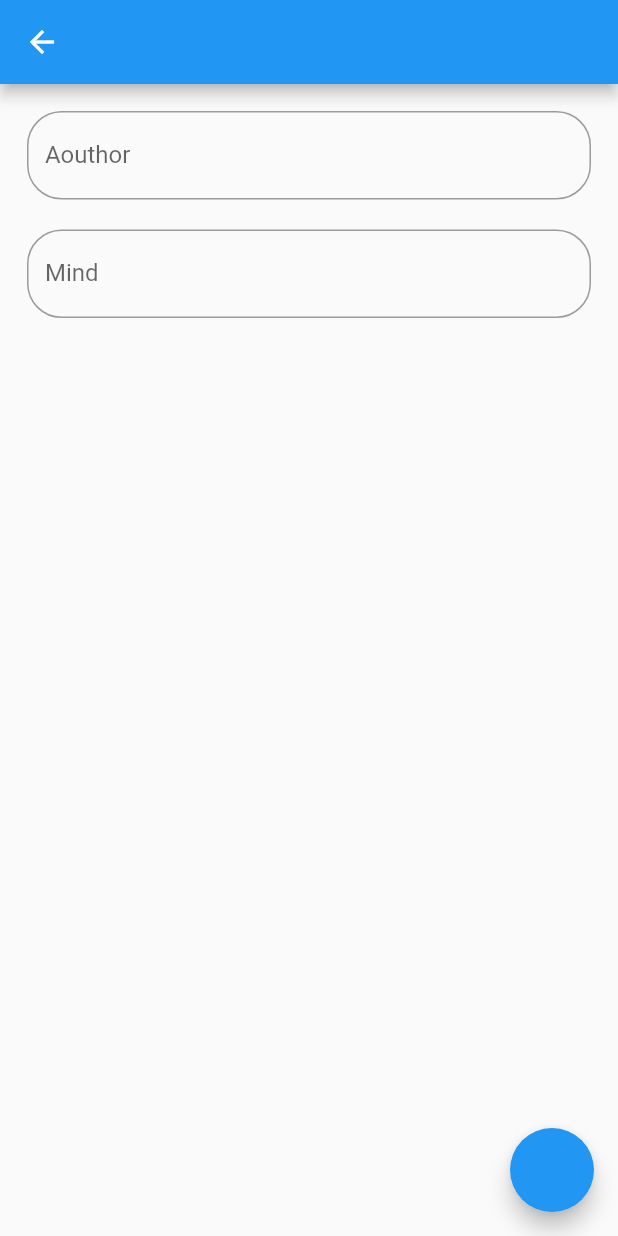
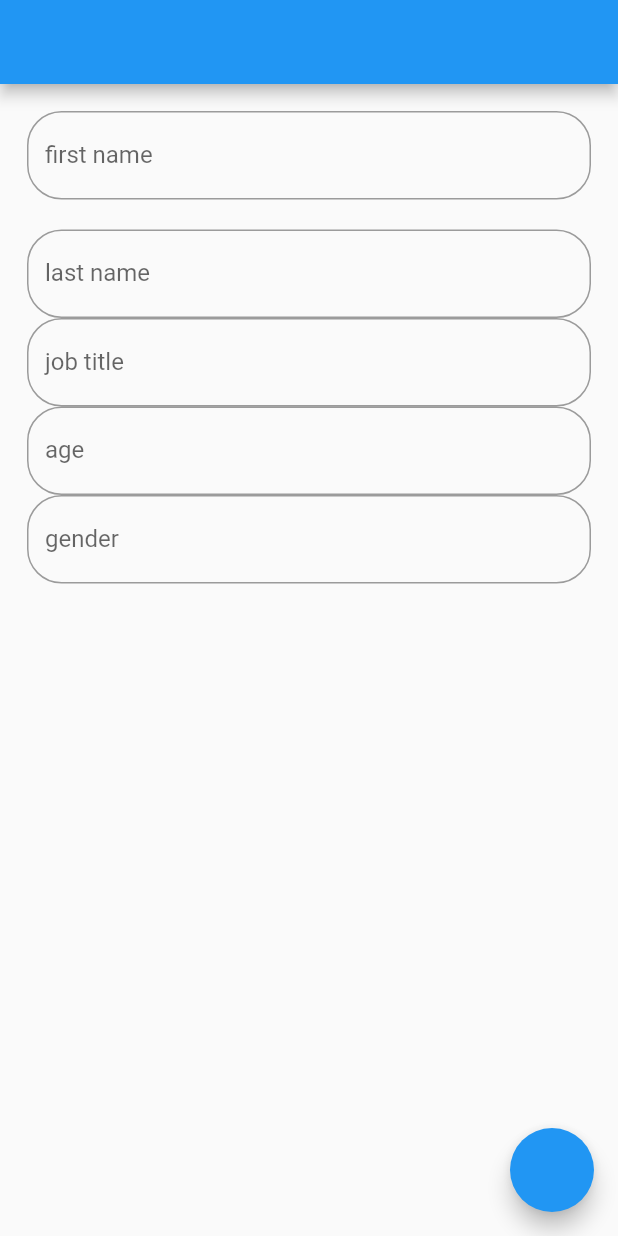
Before and after one commit to abdulatifsaidrasulov927/on_boarding, a Flutter app: the LocalScreen screen opened directly, on a phone screen of 412 x 824 dp. Run offline on Flutter 3.47's test engine with Material 2 defaults, Android fonts, the phone set to English and light mode, and no system bars; our stand-ins replace bloc, equatable, flutter_bloc, sqflite; accounts and stored records are empty.

Commit message:
database user qoshildi

```diff
--- a/lib/bloc/pizza_bloc.dart
+++ b/lib/bloc/pizza_bloc.dart
@@ -11,6 +11,7 @@ class PizzaBloc extends Bloc<PizzaEvent, PizzaState> {
       await Future.delayed(const Duration(seconds: 1));
       emit(const PizzaLoaded(pizza: <PizzaModel>[]));
     });
+
     on<AddedPizza>((event, emit) {
       if (state is PizzaLoaded) {
         final state = this.state as PizzaLoaded;
--- a/lib/main.dart
+++ b/lib/main.dart
@@ -1,24 +1,41 @@
+// import 'package:flutter/material.dart';
+// import 'package:flutter_bloc/flutter_bloc.dart';
+// import 'package:on_boarding/bloc/pizza_bloc.dart';
+
+// import 'package:on_boarding/ui/pizza/pizza_screen.dart';
+
+// void main() {
+//   runApp(const App());
+// }
+
+// class App extends StatelessWidget {
+//   const App({super.key});
+
+//   @override
+//   Widget build(BuildContext context) {
+//     return MultiBlocProvider(providers: [
+//       BlocProvider(
+//         create: (context) => PizzaBloc()..add(loadPizzaCounter()),
+//       )
+//     ], child: const MyApp());
+//   }
+// }
+
+// class MyApp extends StatelessWidget {
+//   const MyApp({super.key});
+
+//   @override
+//   Widget build(BuildContext context) {
+//     return const MaterialApp(home: PizzaCounterScreen());
+//   }
+// }
+
 import 'package:flutter/material.dart';
-import 'package:flutter_bloc/flutter_bloc.dart';
-import 'package:on_boarding/bloc/pizza_bloc.dart';
 
-import 'package:on_boarding/ui/pizza/pizza_screen.dart';
+import 'package:on_boarding/ui/local/local_screen.dart';
 
 void main() {
-  runApp(const App());
-}
-
-class App extends StatelessWidget {
-  const App({super.key});
-
-  @override
-  Widget build(BuildContext context) {
-    return MultiBlocProvider(providers: [
-      BlocProvider(
-        create: (context) => PizzaBloc()..add(loadPizzaCounter()),
-      )
-    ], child: const MyApp());
-  }
+  runApp(const MyApp());
 }
 
 class MyApp extends StatelessWidget {
@@ -26,34 +43,9 @@ class MyApp extends StatelessWidget {
 
   @override
   Widget build(BuildContext context) {
-    return const MaterialApp(home: PizzaCounterScreen());
+    return const MaterialApp(home: LocalScreen());
   }
 }
-
-
-
-
-
-
-
-
-
-// import 'package:flutter/material.dart';
-
-// import 'package:on_boarding/ui/local/local_screen.dart';
-
-// void main() {
-//   runApp(const MyApp());
-// }
-
-// class MyApp extends StatelessWidget {
-//   const MyApp({super.key});
-
-//   @override
-//   Widget build(BuildContext context) {
-//     return const MaterialApp(home: LocalScreen());
-//   }
-// }
 
 
 
--- /dev/null
+++ b/lib/model/user_model/user_model.dart
@@ -0,0 +1,34 @@
+class UserModel {
+  String firstName;
+  String lastName;
+  String age;
+  String job;
+  String gender;
+
+  UserModel(
+      {required this.firstName,
+      required this.lastName,
+      required this.age,
+      required this.gender,
+      required this.job});
+
+  factory UserModel.fromJson(Map<String, dynamic> json) {
+    return UserModel(
+      firstName: json["first_name"] ?? "",
+      lastName: json["last_name"] ?? "",
+      age: json["age"] ?? "",
+      gender: json["gender"] ?? "",
+      job: json["job"] ?? "",
+    );
+  }
+
+  toJson() {
+    return {
+      "first_name": firstName,
+      "last_name": lastName,
+      "age": age,
+      "gender": gender,
+      "job": job,
+    };
+  }
+}
--- a/lib/servise/local_db_servise.dart
+++ b/lib/servise/local_db_servise.dart
@@ -1,9 +1,14 @@
-import 'package:on_boarding/model/mind_model/mind_model.dart';
+import 'package:on_boarding/model/user_model/user_model.dart';
 import 'package:sqflite/sqflite.dart';
 
 class LocalDatabase {
   Database? database;
-  String tableName = "minds";
+  String tableName = "users";
+  // String firstName = "first_name";
+  // String lastName = "last_name";
+  // String age = "age";
+  // String gender = "gender";
+  // String job = "job";
 
   LocalDatabase();
 
@@ -19,7 +24,7 @@ class LocalDatabase {
     print("Database ochish uchun harakat boshlandi");
 
     String databasesPath = await getDatabasesPath();
-    String dbPath = '${databasesPath}minds.db';
+    String dbPath = '${databasesPath}users.db';
     print("Databasening manzili $dbPath");
 
     var database = await openDatabase(dbPath, version: 1, onCreate: populateDb);
@@ -31,14 +36,17 @@ class LocalDatabase {
 
   void populateDb(Database database, int version) async {
     await database.execute("CREATE TABLE $tableName ("
-        "mind TEXT,"
-        "author TEXT"
+        "first_name TEXT,"
+        "last_name TEXT,"
+        "age TEXT,"
+        "gender TEXT,"
+        "job TEXT"
         ")");
   }
 
-  Future addMind(MindModel mind) async {
+  Future addUser(UserModel user) async {
     Database db = await getDb();
-    var id = await db.insert(tableName, mind.toJson());
-    print("Mind $id bilan databsega saqlandi");
+    var id = await db.insert(tableName, user.toJson());
+    print("user $id bilan databsega saqlandi");
   }
 }
--- a/lib/ui/local/local_screen.dart
+++ b/lib/ui/local/local_screen.dart
@@ -1,5 +1,5 @@
 import 'package:flutter/material.dart';
-import 'package:on_boarding/model/mind_model/mind_model.dart';
+import 'package:on_boarding/model/user_model/user_model.dart';
 import 'package:on_boarding/servise/local_db_servise.dart';
 
 class LocalScreen extends StatefulWidget {
@@ -10,8 +10,12 @@ class LocalScreen extends StatefulWidget {
 }
 
 class _LocalScreenState extends State<LocalScreen> {
-  TextEditingController _aouthor = TextEditingController();
-  TextEditingController _mind = TextEditingController();
+  TextEditingController firstName = TextEditingController();
+  TextEditingController lastName = TextEditingController();
+
+  TextEditingController age = TextEditingController();
+  TextEditingController gender = TextEditingController();
+  TextEditingController job = TextEditingController();
 
   @override
   Widget build(BuildContext context) {
@@ -21,9 +25,9 @@ class _LocalScreenState extends State<LocalScreen> {
         padding: const EdgeInsets.all(18.0),
         child: Column(children: [
           TextField(
-            controller: _aouthor,
+            controller: firstName,
             decoration: const InputDecoration(
-                label: Text('Aouthor'),
+                label: Text('first name'),
                 border: OutlineInputBorder(
                     borderRadius: BorderRadius.all(Radius.circular(23)))),
           ),
@@ -31,17 +35,45 @@ class _LocalScreenState extends State<LocalScreen> {
             height: 20,
           ),
           TextField(
-            controller: _mind,
+            controller: lastName,
             decoration: const InputDecoration(
-                label: Text('Mind'),
+                label: Text('last name'),
+                border: OutlineInputBorder(
+                    borderRadius: BorderRadius.all(Radius.circular(23)))),
+          ),
+          TextField(
+            controller: job,
+            decoration: const InputDecoration(
+                label: Text('job title'),
+                border: OutlineInputBorder(
+                    borderRadius: BorderRadius.all(Radius.circular(23)))),
+          ),
+          TextField(
+            controller: age,
+            decoration: const InputDecoration(
+                label: Text('age'),
+                border: OutlineInputBorder(
+                    borderRadius: BorderRadius.all(Radius.circular(23)))),
+          ),
+          TextField(
+            controller: gender,
+            decoration: const InputDecoration(
+                label: Text('gender'),
                 border: OutlineInputBorder(
                     borderRadius: BorderRadius.all(Radius.circular(23)))),
           ),
         ]),
       ),
       floatingActionButton: FloatingActionButton(onPressed: () async {
-        LocalDatabase()
-            .addMind(MindModel(author: _aouthor.text, mind: _mind.text));
+        LocalDatabase().addUser(
+          UserModel(
+            firstName: firstName.text,
+            lastName: lastName.text,
+            age: age.text,
+            gender: gender.text,
+            job: job.text,
+          ),
+        );
       }),
     );
   }
```
